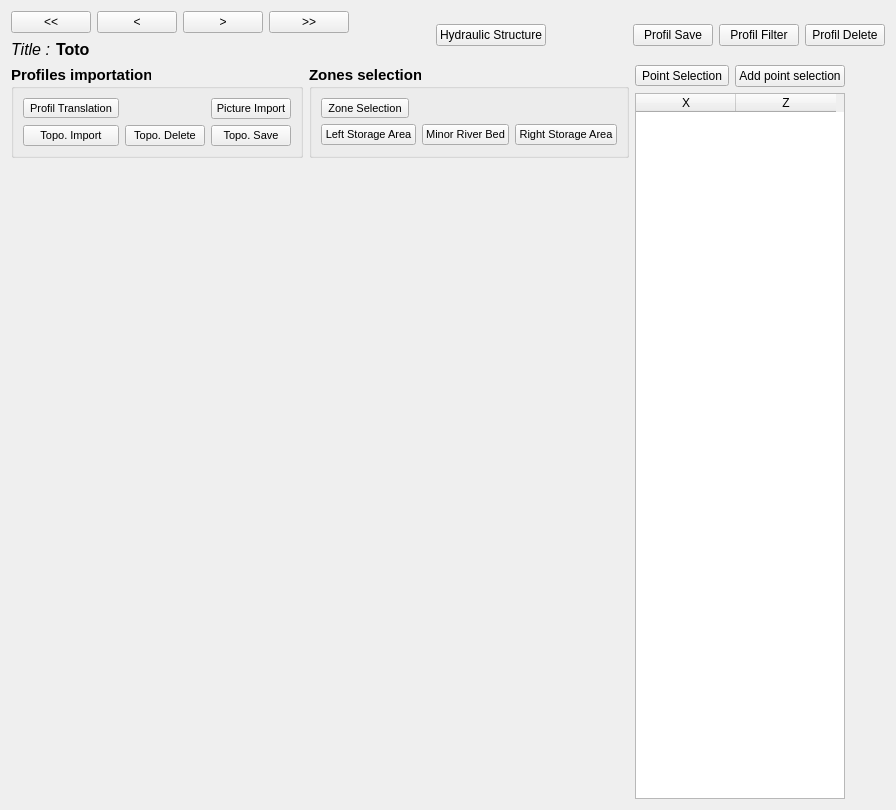
Before: the Qt Designer form ui/graphProfil.ui in Artelia/Mascaret, drawn with Qt 5.
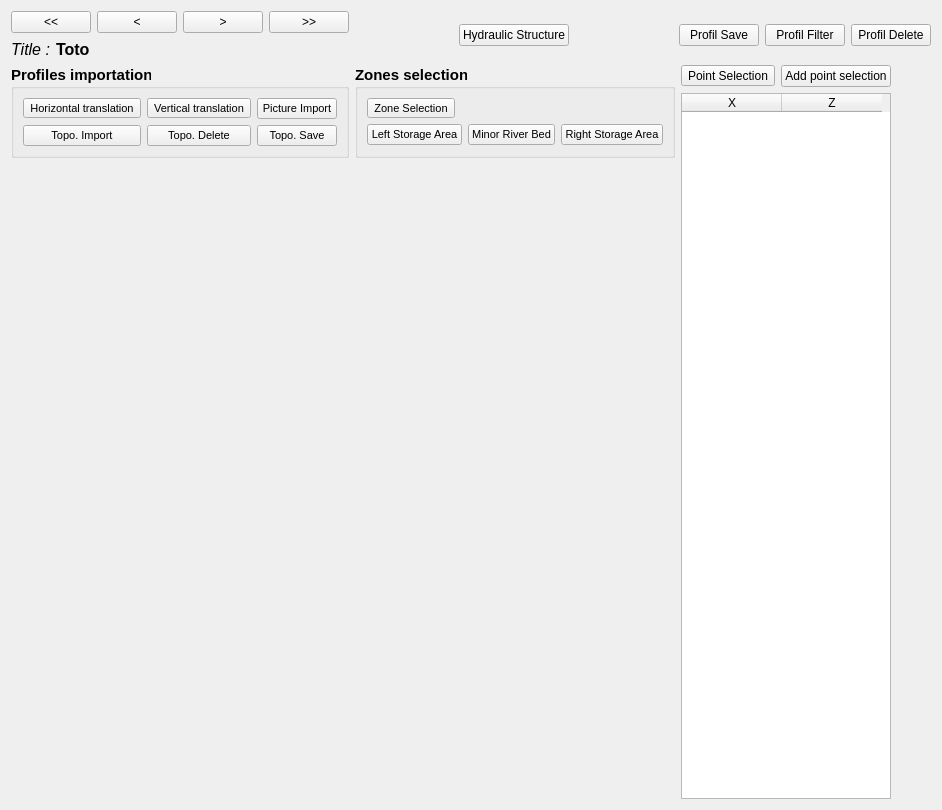
After: the same form once the commit is applied. Icons and pictures are not drawn.

Commit message: add vertical displacement

```diff
--- a/ui/graphProfil.ui
+++ b/ui/graphProfil.ui
@@ -235,7 +235,7 @@
                <layout class="QGridLayout" name="gridLayout_5">
                 <item row="0" column="0">
                  <layout class="QGridLayout" name="gridLayout_4">
-                  <item row="1" column="1">
+                  <item row="1" column="2">
                    <widget class="QPushButton" name="bt_topo_del">
                     <property name="font">
                      <font>
@@ -249,7 +249,7 @@
                     </property>
                    </widget>
                   </item>
-                  <item row="1" column="2">
+                  <item row="1" column="3">
                    <widget class="QPushButton" name="bt_topo_save">
                     <property name="sizePolicy">
                      <sizepolicy hsizetype="Expanding" vsizetype="Fixed">
@@ -269,7 +269,7 @@
                     </property>
                    </widget>
                   </item>
-                  <item row="0" column="2">
+                  <item row="0" column="3">
                    <widget class="QPushButton" name="bt_img_load">
                     <property name="sizePolicy">
                      <sizepolicy hsizetype="Expanding" vsizetype="Fixed">
@@ -319,7 +319,7 @@
                      </font>
                     </property>
                     <property name="text">
-                     <string>Profil Translation</string>
+                     <string>Horizontal translation</string>
                     </property>
                     <property name="icon">
                      <iconset>
@@ -339,6 +339,29 @@
                     </property>
                    </widget>
                   </item>
+                  <item row="0" column="2">
+                   <widget class="QToolButton" name="BtTools_profil_translationV">
+                    <property name="font">
+                     <font>
+                      <pointsize>8</pointsize>
+                      <weight>50</weight>
+                      <bold>false</bold>
+                     </font>
+                    </property>
+                    <property name="text">
+                     <string>Vertical translation</string>
+                    </property>
+                    <property name="iconSize">
+                     <size>
+                      <width>24</width>
+                      <height>24</height>
+                     </size>
+                    </property>
+                    <property name="checkable">
+                     <bool>true</bool>
+                    </property>
+                   </widget>
+                  </item>
                  </layout>
                 </item>
                </layout>
```
Left out of the diff: 21 changed lines with no effect on the pictures. The commit also changes 1 other file.
